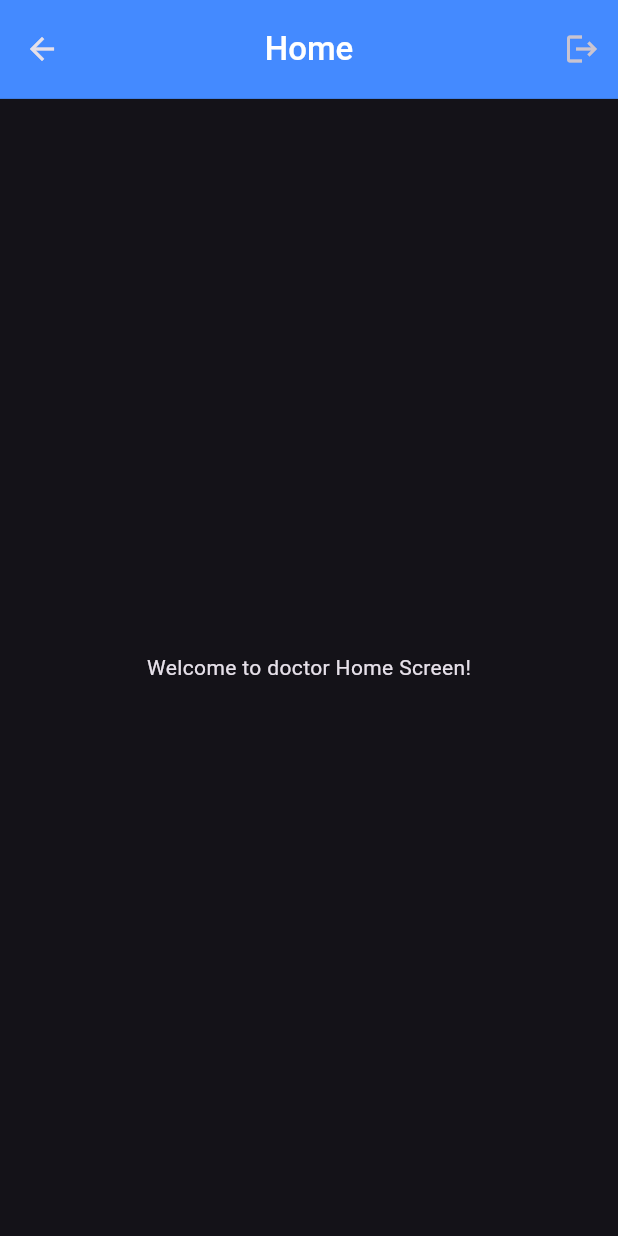
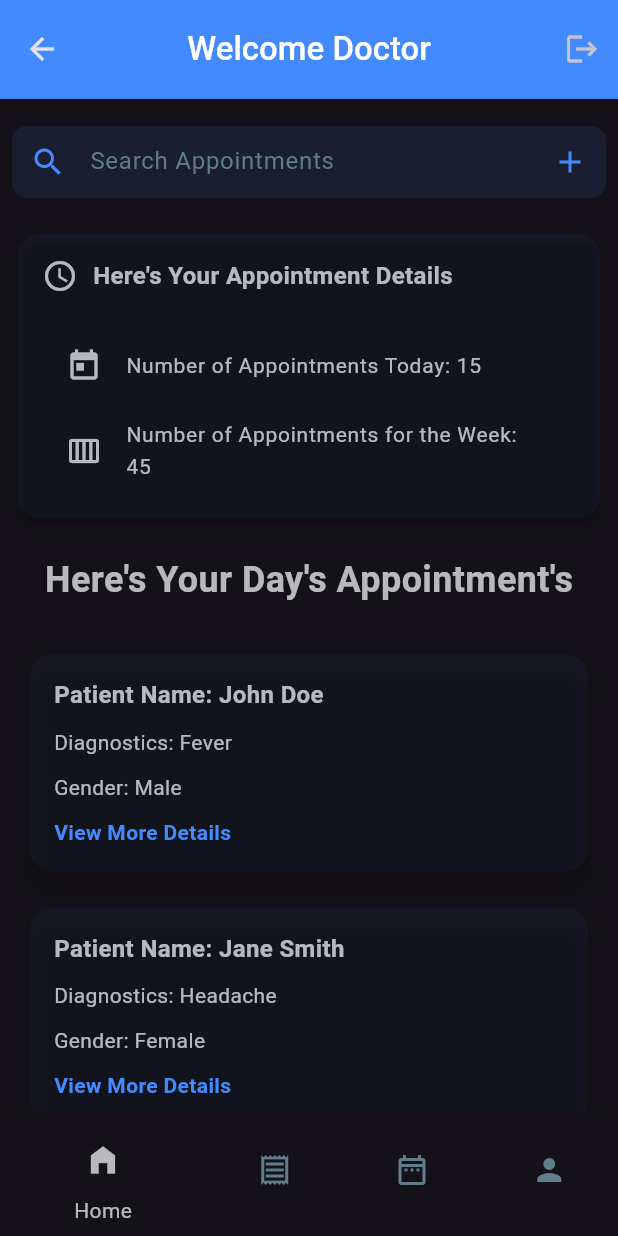
Before and after one commit to ShivamMenda/AetherWell-Mobile, a Flutter app: the DoctorHomeScreen screen opened by its route, on a phone screen of 412 x 824 dp. Run offline on Flutter 3.47's test engine with Material 3 defaults, Android fonts, the phone set to English and light mode, and no system bars; our stand-ins replace get, shared_preferences, sizer; missing offline and left inert: mongo_dart; accounts and stored records are empty.

Commit message:
doctors dashboard

```diff
--- a/lib/views/screens/doctor/home_screen.dart
+++ b/lib/views/screens/doctor/home_screen.dart
@@ -1,16 +1,56 @@
 import 'package:aetherwell/controllers/auth_controller.dart';
 import 'package:flutter/material.dart';
 import 'package:get/get.dart';
+import '../../utilsfordoc/BottomNavigation.dart';
+import '../../utilsfordoc/DailyAppointmentsListCard.dart';
+import '../../utilsfordoc/DailyAppointmentsMainCard.dart';
 
-class DoctorHomeScreen extends StatelessWidget {
-  DoctorHomeScreen({super.key});
+class DoctorHomeScreen extends StatefulWidget {
+  DoctorHomeScreen({Key? key}) : super(key: key);
+
+  @override
+  _DoctorHomeScreenState createState() => _DoctorHomeScreenState();
+}
+
+class _DoctorHomeScreenState extends State<DoctorHomeScreen> {
+  TextEditingController searchController = TextEditingController();
   final AuthController authController = Get.find<AuthController>();
+  int _currentIndex = 0;
+
+  // Dummy List Replace By original List
+  List<Map<String, String>> appointmentList = [
+    {
+      'patientName': 'John Doe',
+      'diagnostics': 'Fever',
+      'gender': 'Male',
+    },
+    {
+      'patientName': 'Jane Smith',
+      'diagnostics': 'Headache',
+      'gender': 'Female',
+    },
+    {
+      'patientName': 'David Johnson',
+      'diagnostics': 'Sore throat',
+      'gender': 'Male',
+    },
+    {
+      'patientName': 'Emily Brown',
+      'diagnostics': 'Cough',
+      'gender': 'Female',
+    },
+    {
+      'patientName': 'Michael Williams',
+      'diagnostics': 'Fatigue',
+      'gender': 'Male',
+    },
+  ];
 
   @override
   Widget build(BuildContext context) {
     return Scaffold(
       appBar: AppBar(
-        title: const Text('Home'),
+        title: const Text('Welcome Doctor'),
         backgroundColor: Colors.blueAccent,
         actions: [
           IconButton(
@@ -21,8 +61,95 @@ class DoctorHomeScreen extends StatelessWidget {
           ),
         ],
       ),
-      body: const Center(
-        child: Text('Welcome to doctor Home Screen!'),
+      body: SingleChildScrollView(
+        child: Padding(
+          padding: const EdgeInsets.all(8.0),
+          child: Column(
+            children: [
+
+              //Search Bar
+              Padding(
+                padding: const EdgeInsets.only(top: 10, bottom: 20),
+                child: TextField(
+                  controller: searchController,
+                  decoration: InputDecoration(
+                    filled: true,
+                    fillColor: Colors.blueAccent.withOpacity(0.1),
+                    contentPadding: EdgeInsets.symmetric(horizontal: 20.0),
+                    border: OutlineInputBorder(
+                      borderRadius: BorderRadius.circular(10.0),
+                      borderSide: BorderSide.none,
+                    ),
+                    hintText: "Search Appointments",
+                    hintStyle: TextStyle(
+                      color: Colors.blueGrey,
+                      fontWeight: FontWeight.normal,
+                    ),
+                    prefixIcon: Icon(
+                      Icons.search_sharp,
+                      color: Colors.blueAccent,
+                    ),
+                    suffixIcon: IconButton(
+                      icon: Icon(
+                        Icons.add,
+                        color: Colors.blueAccent,
+                      ),
+                      onPressed: () {},
+                    ),
+                  ),
+                  style: TextStyle(
+                    color: Colors.white,
+                  ),
+                ),
+              ),
+
+              //Appointment Details Card
+              AppointmentDetailsCard(
+                dailyAppointments: 15, // Replace with your actual value from Api Calls
+                weeklyAppointments: 45, // Replace with your actual value from Api Calls
+              ),
+              SizedBox(height: 20),
+              Text(
+                "Here's Your Day's Appointment's",
+                style: TextStyle(
+                  color: Colors.white70,
+                  fontWeight: FontWeight.bold,
+                  fontSize: 24,
+                ),
+              ),
+              SizedBox(height: 20),
+              //List View
+              ListView.builder(
+                shrinkWrap: true,
+                physics: NeverScrollableScrollPhysics(),
+                itemCount: appointmentList.length,
+                itemBuilder: (BuildContext context, int index) {
+
+                  Color? tileColor =Colors.blueAccent.withOpacity(0.05);
+
+                  return AppointmentCard(
+                    appointmentDetails: appointmentList[index],
+                    tileColor: tileColor!,
+                    onViewDetails: () {
+                      // Handle viewing more details
+                    },
+                  );
+                },
+              ),
+
+            ],
+          ),
+        ),
+      ),
+      bottomNavigationBar: CustomBottomNavigaton(
+        initialIndex: _currentIndex,
+        onIndexChanged: (index) {
+          setState(() {
+            _currentIndex = index;
+            // Handle navigation or state change based on the index here
+            // Will Add this on implemetation of other Screens
+          });
+        },
       ),
     );
   }
--- a/lib/views/screens/login_screen.dart
+++ b/lib/views/screens/login_screen.dart
@@ -148,7 +148,14 @@ class _LoginScreenState extends State<LoginScreen> {
                         "Sign In",
                         style: TextStyle(color: Colors.white, fontSize: 16),
                       ),
-                      onPressed: () {},
+                      onPressed: () {
+                        //Navigate to respective routes
+                        if(!authController.isUser.value) {
+                          Get.offAndToNamed(AppRoutes.doctorHome);
+                        }else{
+                          Get.offAndToNamed(AppRoutes.userHome);
+                        }
+                      },
                     ),
                   ),
                   const SizedBox(
--- /dev/null
+++ b/lib/views/utilsfordoc/BottomNavigation.dart
@@ -0,0 +1,77 @@
+import 'package:flutter/material.dart';
+
+class CustomBottomNavigaton extends StatefulWidget {
+  final Function(int) onIndexChanged;
+  final int initialIndex;
+
+  CustomBottomNavigaton({Key? key, required this.onIndexChanged, this.initialIndex = 0})
+      : super(key: key);
+
+  @override
+  _CustomBottomNavigatonState createState() => _CustomBottomNavigatonState();
+}
+
+class _CustomBottomNavigatonState extends State<CustomBottomNavigaton> {
+  late int currentIndex;
+
+  @override
+  void initState() {
+    super.initState();
+    currentIndex = widget.initialIndex;
+  }
+
+  @override
+  Widget build(BuildContext context) {
+    return BottomNavigationBar(
+      items: [
+        BottomNavigationBarItem(
+          icon: IconButton(
+            onPressed: () {
+              _onItemTapped(0);
+            },
+            icon: Icon(Icons.home_filled),
+          ),
+          label: "Home",
+        ),
+        BottomNavigationBarItem(
+          icon: IconButton(
+            onPressed: () {
+              _onItemTapped(1);
+            },
+            icon: Icon(Icons.receipt_outlined),
+          ),
+          label: "Patient's Details",
+        ),
+        BottomNavigationBarItem(
+          icon: IconButton(
+            onPressed: () {
+              _onItemTapped(2);
+            },
+            icon: Icon(Icons.date_range_outlined),
+          ),
+          label: "Appointment",
+        ),
+        BottomNavigationBarItem(
+          icon: IconButton(
+            onPressed: () {
+              _onItemTapped(3);
+            },
+            icon: Icon(Icons.person),
+          ),
+          label: "Profile",
+        ),
+      ],
+      currentIndex: currentIndex,
+      selectedItemColor: Colors.white70,
+      unselectedLabelStyle: TextStyle(color: Colors.blueGrey),
+      unselectedItemColor: Colors.blueGrey,
+    );
+  }
+
+  void _onItemTapped(int index) {
+    setState(() {
+      currentIndex = index;
+    });
+    widget.onIndexChanged(index);
+  }
+}
--- /dev/null
+++ b/lib/views/utilsfordoc/DailyAppointmentsListCard.dart
@@ -0,0 +1,71 @@
+import 'package:flutter/material.dart';
+
+class AppointmentCard extends StatelessWidget {
+  final Map<String, String> appointmentDetails;
+  final Color tileColor;
+  final VoidCallback onViewDetails;
+
+  AppointmentCard({
+    required this.appointmentDetails,
+    required this.tileColor,
+    required this.onViewDetails,
+  });
+
+  @override
+  Widget build(BuildContext context) {
+    return Padding(
+      padding: const EdgeInsets.all(8.0),
+      child: Card(
+        elevation: 5,
+        color: tileColor,
+        shape: RoundedRectangleBorder(
+          borderRadius: BorderRadius.circular(15.0),
+        ),
+        child: Padding(
+          padding: const EdgeInsets.all(16.0),
+          child: Column(
+            crossAxisAlignment: CrossAxisAlignment.start,
+            children: [
+              Text(
+                "Patient Name: ${appointmentDetails['patientName']}",
+                style: TextStyle(
+                  color: Colors.white70,
+                  fontSize: 16,
+                  fontWeight: FontWeight.bold,
+                ),
+              ),
+              SizedBox(height: 10),
+              Text(
+                "Diagnostics: ${appointmentDetails['diagnostics']}",
+                style: TextStyle(
+                  color: Colors.white70,
+                  fontSize: 14,
+                ),
+              ),
+              SizedBox(height: 10),
+              Text(
+                "Gender: ${appointmentDetails['gender']}",
+                style: TextStyle(
+                  color: Colors.white70,
+                  fontSize: 14,
+                ),
+              ),
+              SizedBox(height: 10),
+              GestureDetector(
+                onTap: onViewDetails,
+                child: Text(
+                  "View More Details",
+                  style: TextStyle(
+                    color: Colors.blueAccent,
+                    fontSize: 14,
+                    fontWeight: FontWeight.bold,
+                  ),
+                ),
+              ),
+            ],
+          ),
+        ),
+      ),
+    );
+  }
+}
--- /dev/null
+++ b/lib/views/utilsfordoc/DailyAppointmentsMainCard.dart
@@ -0,0 +1,74 @@
+import 'package:flutter/material.dart';
+
+class AppointmentDetailsCard extends StatelessWidget {
+  final int dailyAppointments;
+  final int weeklyAppointments;
+
+  AppointmentDetailsCard({
+    required this.dailyAppointments,
+    required this.weeklyAppointments,
+  });
+
+  @override
+  Widget build(BuildContext context) {
+    return SizedBox(
+      width: MediaQuery.of(context).size.width,
+      child: Card(
+        elevation: 2,
+        color: Colors.blueAccent.withOpacity(0.05),
+        shape: RoundedRectangleBorder(
+          borderRadius: BorderRadius.circular(15.0),
+        ),
+        child: Padding(
+          padding: const EdgeInsets.all(16.0),
+          child: Column(
+            crossAxisAlignment: CrossAxisAlignment.start,
+            children: [
+              Row(
+                children: [
+                  Icon(Icons.schedule, color: Colors.white70),
+                  SizedBox(width: 10),
+                  Text(
+                    "Here's Your Appointment Details",
+                    style: TextStyle(
+                      color: Colors.white70,
+                      fontSize: 16,
+                      fontWeight: FontWeight.bold,
+                    ),
+                  ),
+                ],
+              ),
+              SizedBox(height: 20),
+              ListTile(
+                leading: Icon(
+                  Icons.today,
+                  color: Colors.white70,
+                ),
+                title: Text(
+                  "Number of Appointments Today: $dailyAppointments",
+                  style: TextStyle(
+                    color: Colors.white70,
+                    fontSize: 14,
+                  ),
+                ),
+              ),
+              ListTile(
+                leading: Icon(
+                  Icons.calendar_view_week,
+                  color: Colors.white70,
+                ),
+                title: Text(
+                  "Number of Appointments for the Week: $weeklyAppointments",
+                  style: TextStyle(
+                    color: Colors.white70,
+                    fontSize: 14,
+                  ),
+                ),
+              ),
+            ],
+          ),
+        ),
+      ),
+    );
+  }
+}
```
Also changed, not shown: pubspec.lock.
